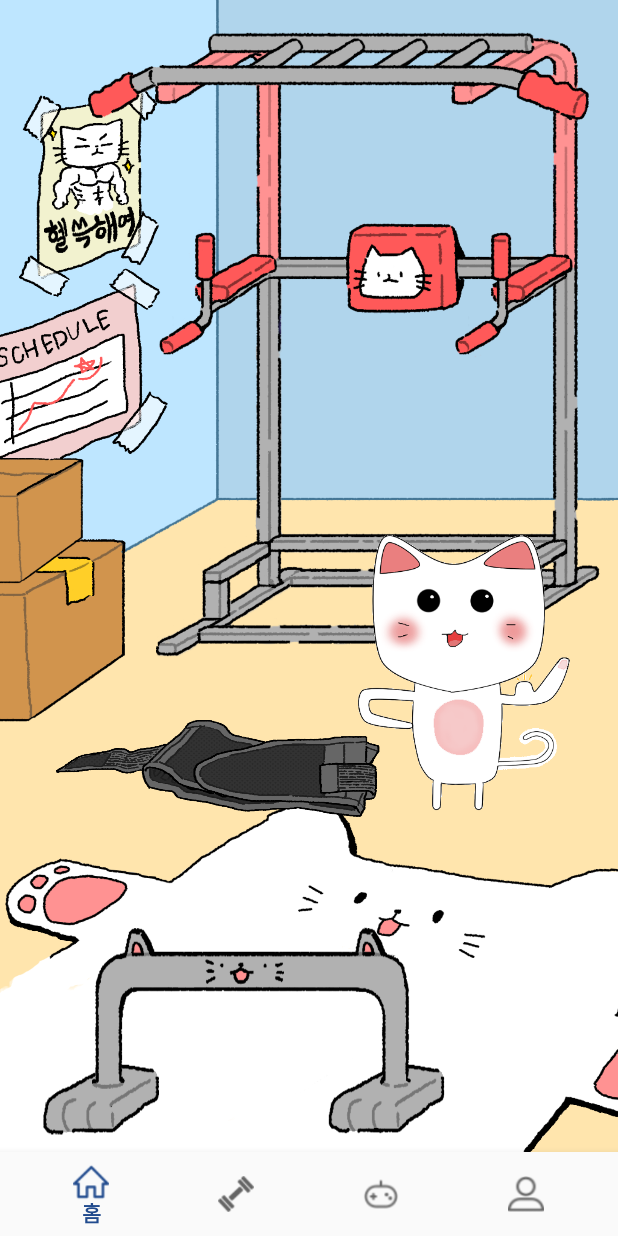
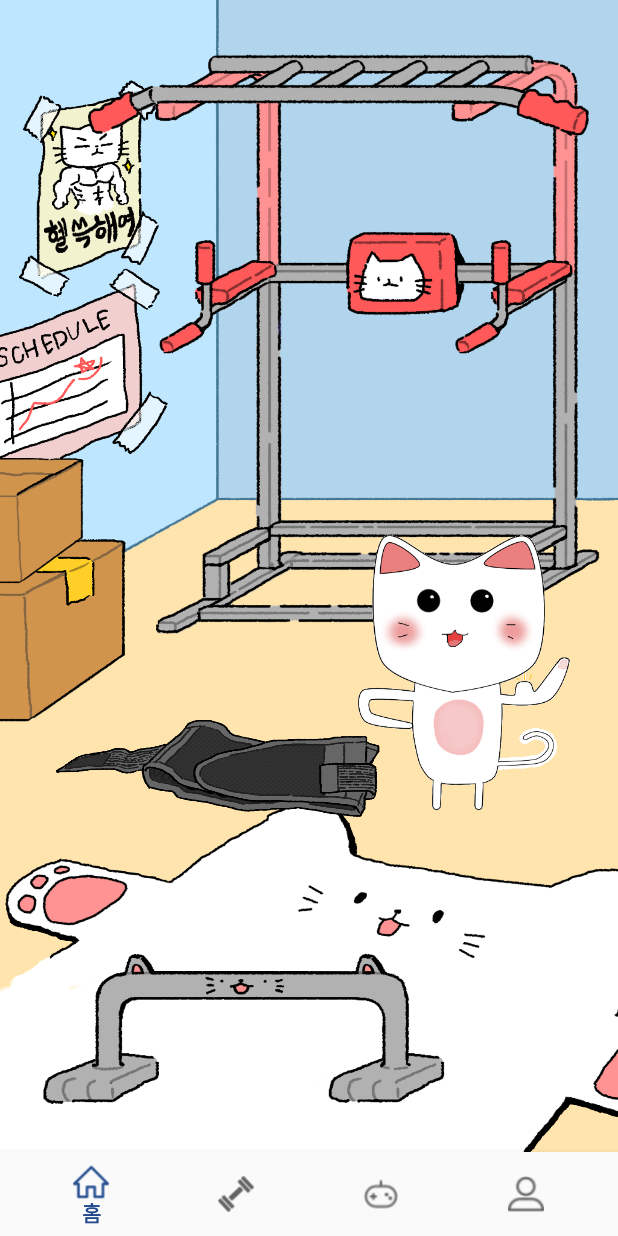
Before and after one commit to Chejin-cheol/HealthCare, an Android app: the HomeFragment screen opened directly, with no data from a screen before it, on a phone screen of 412 x 824 dp. Run offline under Robolectric (Android 15) with nearby library versions, the light colour scheme and no system bars; 2 statements that could not run were skipped.

Commit message:
이미지뷰 버튼이벤트

```diff
--- a/app/src/main/res/layout/home_fragment.xml
+++ b/app/src/main/res/layout/home_fragment.xml
@@ -38,8 +38,7 @@
                 android:id="@+id/home_pull_up_bar"
                 android:layout_width="wrap_content"
                 android:layout_height="wrap_content"
-                android:layout_weight="0.1"
-                android:background="@drawable/home_pull_up_bar"></ImageView>
+                android:layout_weight="0.1"></ImageView>
         </LinearLayout>
 
         <LinearLayout
@@ -99,8 +98,7 @@
                             android:id="@+id/home_pushup"
                             android:layout_width="wrap_content"
                             android:layout_height="wrap_content"
-                            android:layout_weight="0.2"
-                            android:background="@drawable/home_pushup"></ImageView>
+                            android:layout_weight="0.2"></ImageView>
 
                         <LinearLayout
                             android:layout_width="match_parent"
```
Also changed, not shown: app/src/main/java/cs/healthCare/fragment/HomeFragment.java (+24 -2 lines).
